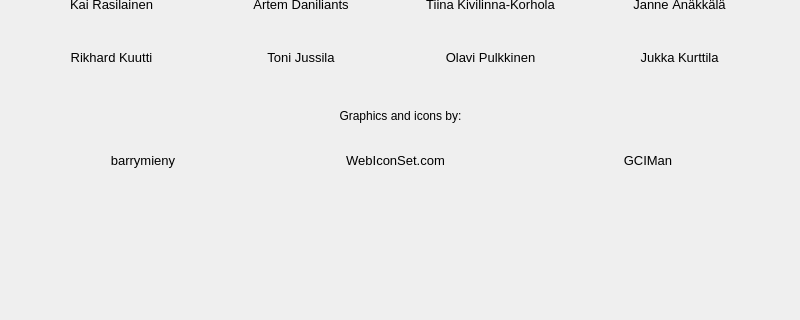
Qt form Client/creditsdialog.ui (ArtemD/SpeedFreak) before a commit; both pictures show x 0 to 800 and y 160 to 480 of the 800 by 480 pixel window.
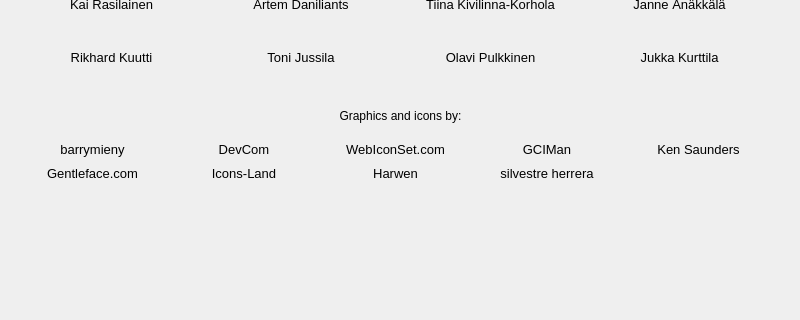
The same form after that commit.

Commit message: UI development. More icons.

```diff
--- a/Client/creditsdialog.ui
+++ b/Client/creditsdialog.ui
@@ -66,7 +66,7 @@
     <set>Qt::AlignCenter</set>
    </property>
   </widget>
-  <widget class="QWidget" name="">
+  <widget class="QWidget" name="layoutWidget">
    <property name="geometry">
     <rect>
      <x>20</x>
@@ -198,13 +198,13 @@
     </item>
    </layout>
   </widget>
-  <widget class="QWidget" name="">
+  <widget class="QWidget" name="layoutWidget">
    <property name="geometry">
     <rect>
      <x>20</x>
      <y>300</y>
      <width>751</width>
-     <height>41</height>
+     <height>42</height>
     </rect>
    </property>
    <layout class="QGridLayout" name="gridLayout_2">
@@ -223,7 +223,7 @@
       </property>
      </widget>
     </item>
-    <item row="0" column="1">
+    <item row="0" column="2">
      <widget class="QLabel" name="label_16">
       <property name="font">
        <font>
@@ -238,7 +238,7 @@
       </property>
      </widget>
     </item>
-    <item row="0" column="2">
+    <item row="0" column="3">
      <widget class="QLabel" name="label_15">
       <property name="font">
        <font>
@@ -253,6 +253,96 @@
       </property>
      </widget>
     </item>
+    <item row="1" column="0">
+     <widget class="QLabel" name="label_18">
+      <property name="font">
+       <font>
+        <pointsize>10</pointsize>
+       </font>
+      </property>
+      <property name="text">
+       <string>Gentleface.com</string>
+      </property>
+      <property name="alignment">
+       <set>Qt::AlignCenter</set>
+      </property>
+     </widget>
+    </item>
+    <item row="1" column="2">
+     <widget class="QLabel" name="label_19">
+      <property name="font">
+       <font>
+        <pointsize>10</pointsize>
+       </font>
+      </property>
+      <property name="text">
+       <string>Harwen</string>
+      </property>
+      <property name="alignment">
+       <set>Qt::AlignCenter</set>
+      </property>
+     </widget>
+    </item>
+    <item row="1" column="3">
+     <widget class="QLabel" name="label_20">
+      <property name="font">
+       <font>
+        <pointsize>10</pointsize>
+       </font>
+      </property>
+      <property name="text">
+       <string>silvestre herrera</string>
+      </property>
+      <property name="alignment">
+       <set>Qt::AlignCenter</set>
+      </property>
+     </widget>
+    </item>
+    <item row="0" column="1">
+     <widget class="QLabel" name="label_21">
+      <property name="font">
+       <font>
+        <pointsize>10</pointsize>
+       </font>
+      </property>
+      <property name="text">
+       <string>DevCom</string>
+      </property>
+      <property name="alignment">
+       <set>Qt::AlignCenter</set>
+      </property>
+     </widget>
+    </item>
+    <item row="1" column="1">
+     <widget class="QLabel" name="label_22">
+      <property name="font">
+       <font>
+        <pointsize>10</pointsize>
+       </font>
+      </property>
+      <property name="text">
+       <string>Icons-Land</string>
+      </property>
+      <property name="alignment">
+       <set>Qt::AlignCenter</set>
+      </property>
+     </widget>
+    </item>
+    <item row="0" column="4">
+     <widget class="QLabel" name="label_23">
+      <property name="font">
+       <font>
+        <pointsize>10</pointsize>
+       </font>
+      </property>
+      <property name="text">
+       <string>Ken Saunders</string>
+      </property>
+      <property name="alignment">
+       <set>Qt::AlignCenter</set>
+      </property>
+     </widget>
+    </item>
    </layout>
   </widget>
  </widget>
```
The commit also changes 6 other files.
